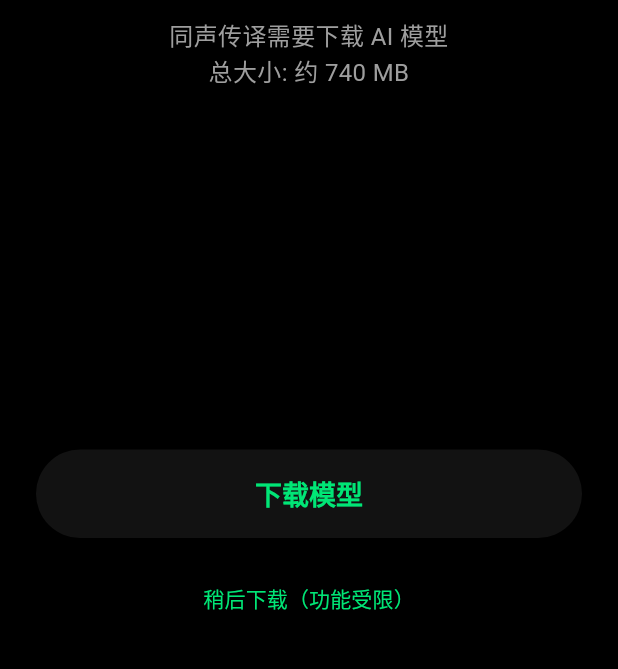
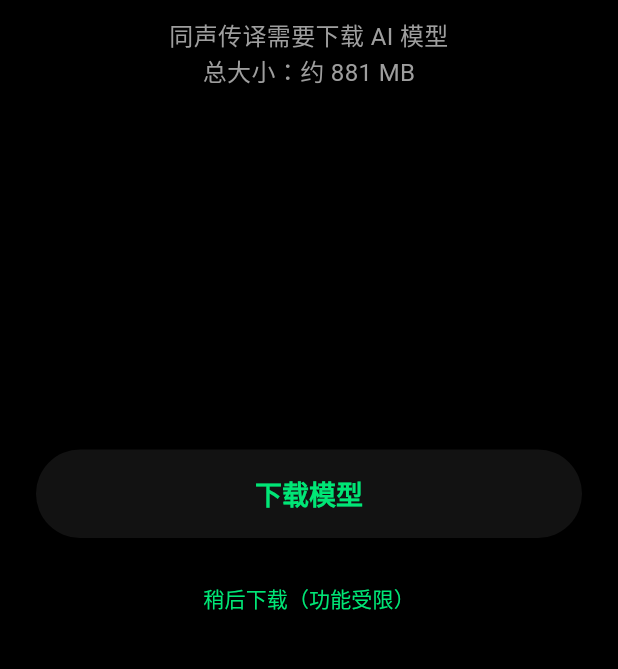
Before and after one commit to iMyth/QwenEcho, a Flutter app: the screen it shows after launch, on a phone screen of 412 x 824 dp, the part 566-1235 px from its top. Run offline on Flutter 3.47's test engine with Material 3 defaults, Android fonts, the phone set to English and light mode, and no system bars; our stand-ins replace connectivity_plus; missing offline and left inert: llamadart; project files that could hold a hidden picture were left out.

Commit message:
fix: update model size estimates to match actual downloads
- ASR: 240MB → 373MB (tar.bz2 archive size)
- LLM: 500MB → 508MB (GGUF file size)
- Total: 740MB → 881MB

```diff
--- a/lib/src/model/model_catalog.dart
+++ b/lib/src/model/model_catalog.dart
@@ -60,16 +60,16 @@ const List<ModelSpec> kRequiredModels = <ModelSpec>[
   ModelSpec(
     kind: ModelKind.asr,
     displayName: 'SenseVoice-Small',
-    subtitle: 'Offline ASR · sherpa-onnx',
+    subtitle: 'Offline ASR · sherpa-onnx · 373 MB',
     dirName: 'SenseVoiceSmall-onnx',
-    maxSizeBytes: 300 * 1024 * 1024, // ~241MB expected; 300MB ceiling
+    maxSizeBytes: 400 * 1024 * 1024, // ~373MB actual; 400MB ceiling
   ),
   ModelSpec(
     kind: ModelKind.llm,
     displayName: 'Qwen3.5-0.8B',
-    subtitle: 'Bilingual Translation · llama.cpp GGUF',
+    subtitle: 'Bilingual Translation · llama.cpp GGUF · 508 MB',
     dirName: 'Qwen3.5-0.8B-Q4_K_M.gguf',
-    maxSizeBytes: 600 * 1024 * 1024, // ~513MB expected; 600MB ceiling
+    maxSizeBytes: 600 * 1024 * 1024, // ~508MB expected; 600MB ceiling
   ),
 ];
 
--- a/lib/src/ui/model_download_screen.dart
+++ b/lib/src/ui/model_download_screen.dart
@@ -161,7 +161,7 @@ class _ModelDownloadScreenState extends State<ModelDownloadScreen> {
               ),
               const SizedBox(height: 12),
               const Text(
-                '同声传译需要下载 AI 模型\n总大小: 约 740 MB',
+                '同声传译需要下载 AI 模型\n总大小：约 881 MB',
                 style: TextStyle(
                   fontSize: 16,
                   color: Colors.grey,
@@ -199,13 +199,13 @@ class _ModelDownloadScreenState extends State<ModelDownloadScreen> {
                 _buildProgressCard(
                   ModelKind.asr,
                   'ASR 模型 (语音识别)',
-                  'SenseVoice-Small · 240 MB',
+                  'SenseVoice-Small · 373 MB',
                 ),
                 const SizedBox(height: 12),
                 _buildProgressCard(
                   ModelKind.llm,
                   'LLM 模型 (翻译)',
-                  'Qwen3.5-0.8B · 500 MB',
+                  'Qwen3.5-0.8B · 508 MB',
                 ),
                 const SizedBox(height: 24),
               ],
```
Also changed, not shown: 1 other file.
